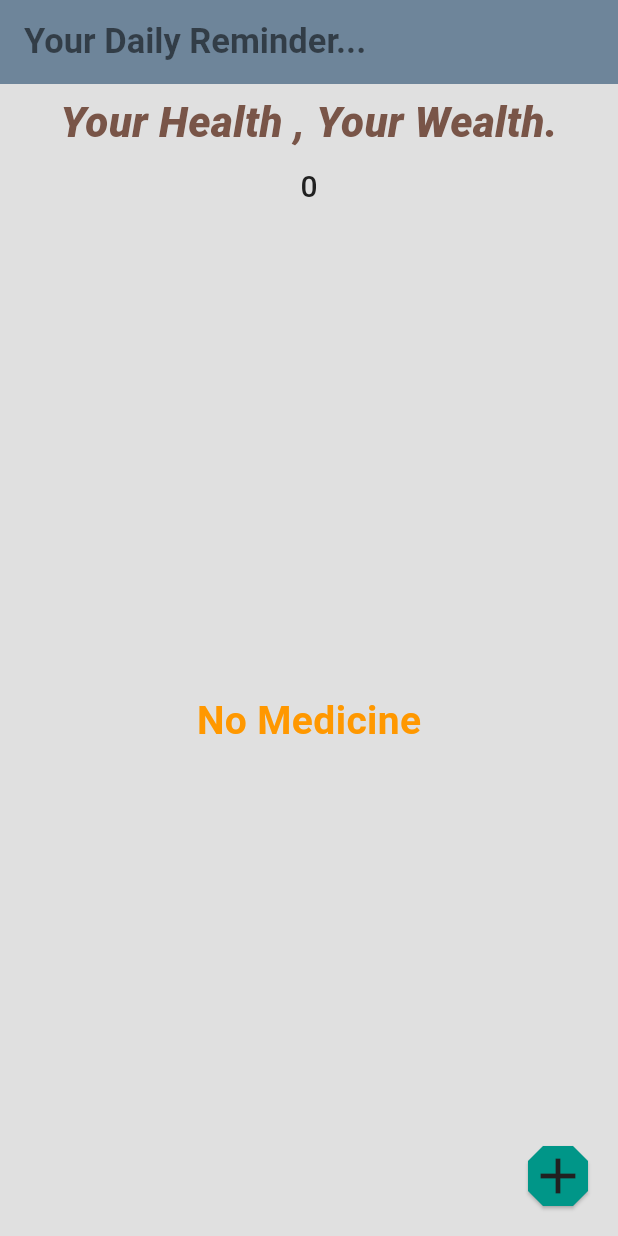
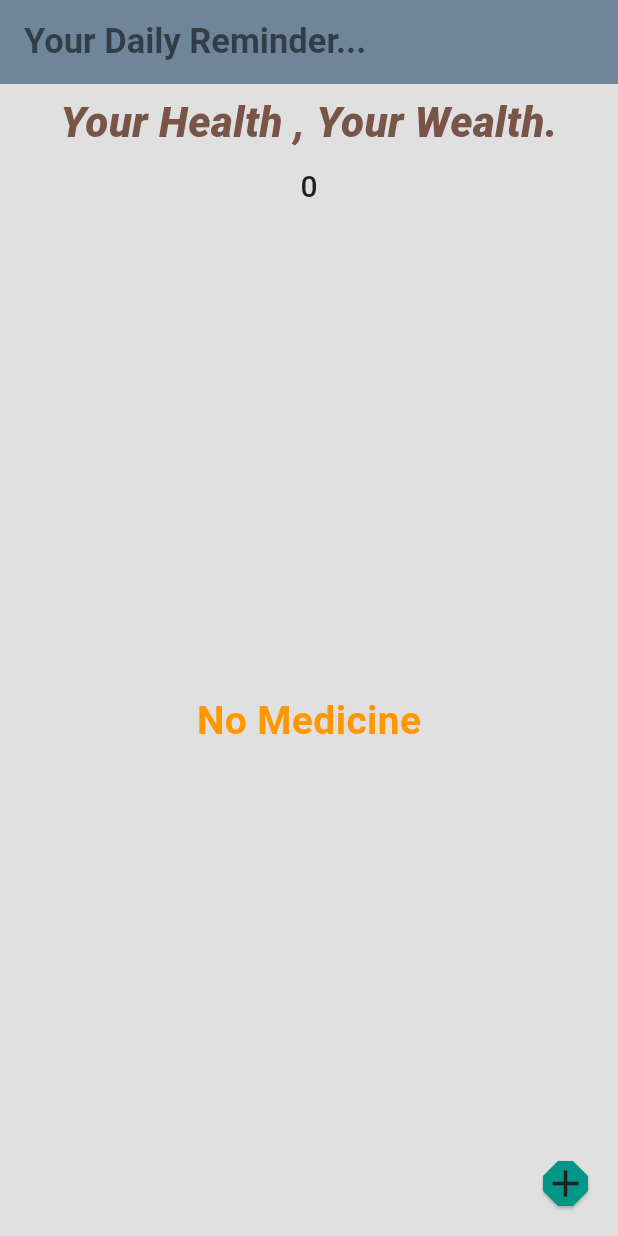
Before and after one commit to Mrthmkba/mreminderapp_kml, a Flutter app: the screen it shows after launch, on a phone screen of 412 x 824 dp. Run offline on Flutter 3.47's test engine with Material 3 defaults, Android fonts, the phone set to English and light mode, and no system bars; our stand-ins replace flutter_svg, google_fonts.

Commit message:
Saya ubah size

```diff
--- a/lib/pages/Page1/home.dart
+++ b/lib/pages/Page1/home.dart
@@ -57,7 +57,7 @@ class HomePage extends StatelessWidget {
             child: const Icon(
               Icons.add_outlined,
               color: kTexColor,
-              size: 40,
+              size: 30,
             ),
           ),
         ),
```
